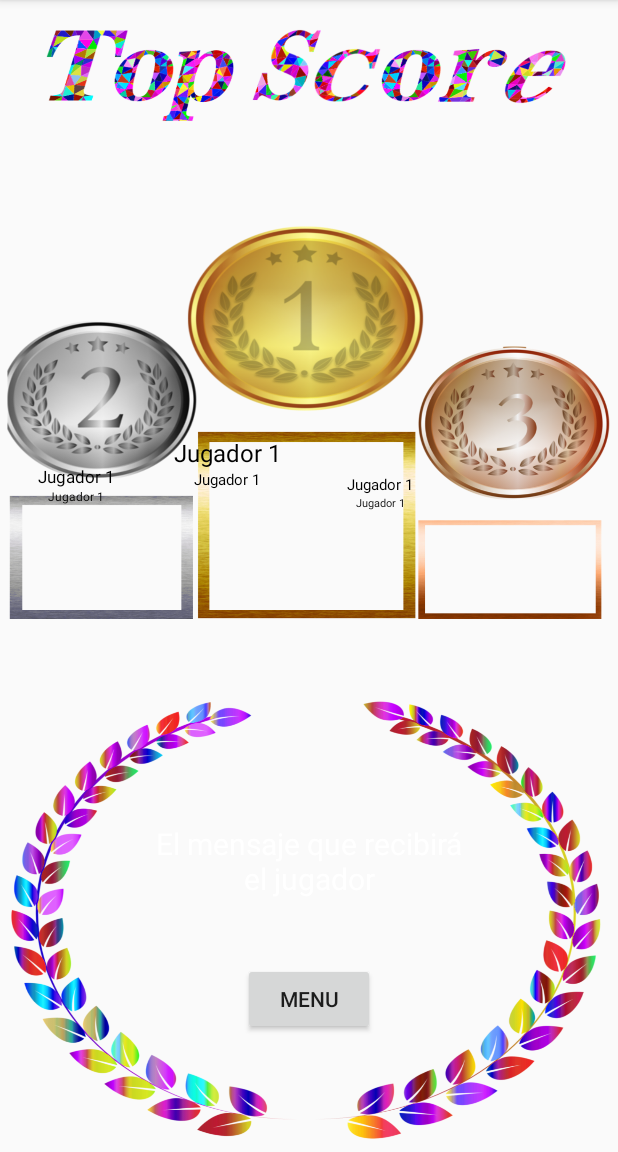
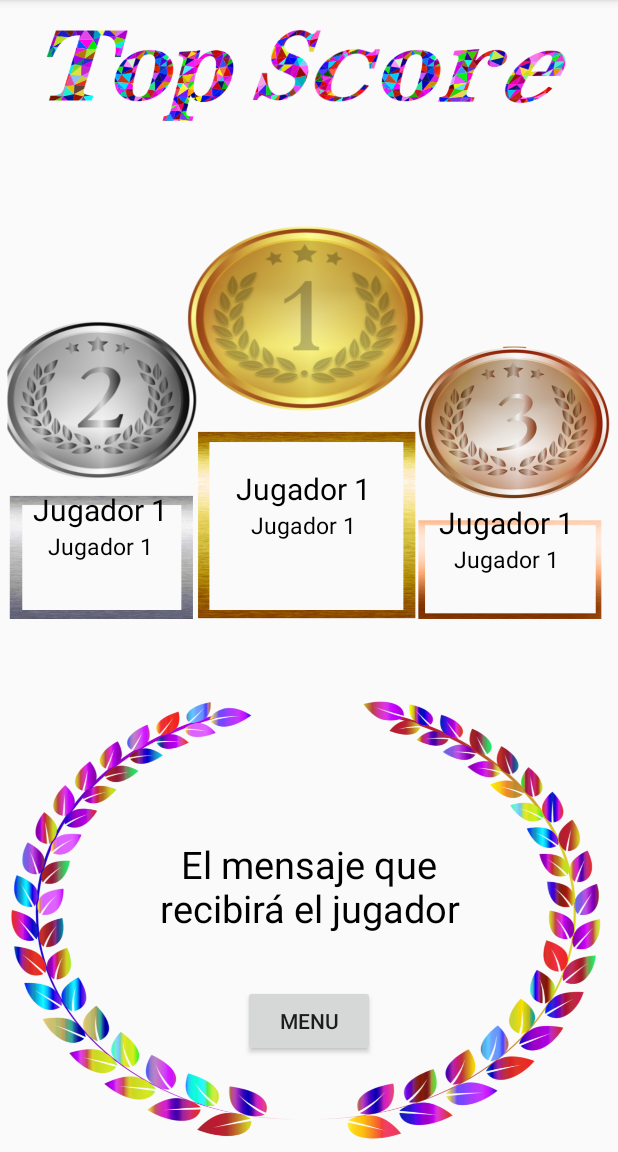
Before and after one commit to mariabelenTC/LSMU, an Android app: the TopScore screen opened directly, with no data from a screen before it, on a phone screen of 412 x 824 dp, the part 84-1236 px from its top. Run offline under Robolectric (Android 15) with nearby library versions, the phone set to English and light mode, and no system bars.

Commit message:
arreglado bd

```diff
--- a/Imagerv02/app/src/main/java/marbel/mov/urjc/imagerv02/PlayDibujar/Dibujar.java
+++ b/Imagerv02/app/src/main/java/marbel/mov/urjc/imagerv02/PlayDibujar/Dibujar.java
@@ -39,7 +39,7 @@ public class Dibujar extends AppCompatActivity {
     public DimensionesPantalla dimp=new DimensionesPantalla(this);
     private String nameUser;
     public OnClickListener put_toast;
-    public boolean ganador =false;
+
 
     @Override
     protected void onCreate(Bundle savedInstanceState) {
@@ -192,11 +192,7 @@ public class Dibujar extends AppCompatActivity {
                 //Añade el botón al GridLayout
                 gridLayout.addView(b, indice);
                 indice = indice+1;
-
             }
         }
-
     }
-
-
 }
--- a/Imagerv02/app/src/main/java/marbel/mov/urjc/imagerv02/PlayDibujar/Score.java
+++ b/Imagerv02/app/src/main/java/marbel/mov/urjc/imagerv02/PlayDibujar/Score.java
@@ -10,7 +10,8 @@ public class Score {
     private static final String TAG4 = "rgb_score";
     private Dibujar m;
     private int time = Toast.LENGTH_SHORT;
-
+    private int maxRGB=10;
+    private int maxColor=30;
 
     public Score(Dibujar mainWin){
         m=mainWin;
--- a/Imagerv02/app/src/main/res/layout/activity_top_score.xml
+++ b/Imagerv02/app/src/main/res/layout/activity_top_score.xml
@@ -10,15 +10,15 @@
 
 
     <LinearLayout
-        android:layout_width="295dp"
-        android:layout_height="108dp"
+        android:layout_width="394dp"
+        android:layout_height="116dp"
         android:layout_marginLeft="5dp"
-        android:layout_marginTop="250dp"
+        android:layout_marginTop="273dp"
         android:layout_marginRight="22dp"
         android:orientation="horizontal">
 
         <LinearLayout
-            android:layout_width="91dp"
+            android:layout_width="123dp"
             android:layout_height="76dp"
             android:layout_gravity="center"
             android:layout_marginTop="19dp"
@@ -30,10 +30,10 @@
                 android:layout_width="match_parent"
                 android:layout_height="wrap_content"
                 android:layout_gravity="center_vertical"
-                android:gravity="center_horizontal"
+                android:gravity="center"
                 android:text="Jugador 1"
                 android:textColor="#000"
-                android:textSize="11dp" />
+                android:textSize="20dp" />
 
             <TextView
                 android:id="@+id/tv_score1"
@@ -43,14 +43,14 @@
                 android:gravity="center"
                 android:text="Jugador 1"
                 android:textColor="#000"
-                android:textSize="8dp" />
+                android:textSize="15dp" />
 
 
         </LinearLayout>
 
 
         <LinearLayout
-            android:layout_width="110dp"
+            android:layout_width="147dp"
             android:layout_height="match_parent"
             android:gravity="center"
             android:orientation="vertical">
@@ -64,7 +64,7 @@
                 android:gravity="center"
                 android:text="Jugador 1"
                 android:textColor="#000"
-                android:textSize="16dp" />
+                android:textSize="20dp" />
 
             <TextView
                 android:id="@+id/tv_score2"
@@ -74,16 +74,16 @@
                 android:gravity="center"
                 android:text="Jugador 1"
                 android:textColor="#000"
-                android:textSize="10dp" />
+                android:textSize="15dp" />
 
 
         </LinearLayout>
 
         <LinearLayout
             android:layout_width="match_parent"
-            android:layout_height="56dp"
+            android:layout_height="61dp"
             android:layout_gravity="center"
-            android:layout_marginTop="24dp"
+            android:layout_marginTop="28dp"
             android:gravity="center"
             android:orientation="vertical"
             android:textColor="#000">
@@ -93,11 +93,11 @@
                 android:layout_width="match_parent"
                 android:layout_height="wrap_content"
                 android:layout_gravity="center"
+                android:foregroundGravity="center"
                 android:gravity="center"
                 android:text="Jugador 1"
-                android:foregroundGravity="center"
                 android:textColor="#000"
-                android:textSize="10dp" />
+                android:textSize="20dp" />
 
             <TextView
                 android:id="@+id/tv_score3"
@@ -107,7 +107,7 @@
                 android:gravity="center_horizontal"
                 android:text="Jugador 1"
                 android:textColor="#000"
-                android:textSize="7dp" />
+                android:textSize="15dp" />
 
         </LinearLayout>
 
@@ -125,11 +125,11 @@
             android:id="@+id/mgs"
             android:layout_width="220dp"
             android:layout_height="96dp"
-            android:layout_marginBottom="20dp"
+            android:layout_marginBottom="18dp"
             android:gravity="center"
             android:text="El mensaje que recibirá el jugador"
-            android:textColor="#fff"
-            android:textSize="20dp" />
+            android:textColor="#000"
+            android:textSize="25dp" />
 
         <Button
             android:id="@+id/BTN_goMenu"
```
Also changed, not shown: Imagerv02/app/src/main/java/marbel/mov/urjc/imagerv02/JugadorScore.java (deleted, +0 -47 lines), Imagerv02/app/src/main/java/marbel/mov/urjc/imagerv02/TopScore.java (+29 -57 lines).
